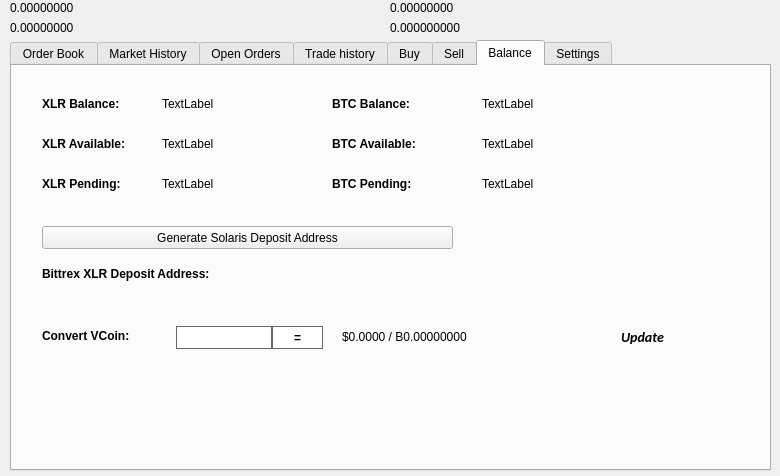
Old version of the form src/qt/forms/tradingdialog.ui in the repository VsyncDEV/Vsync.
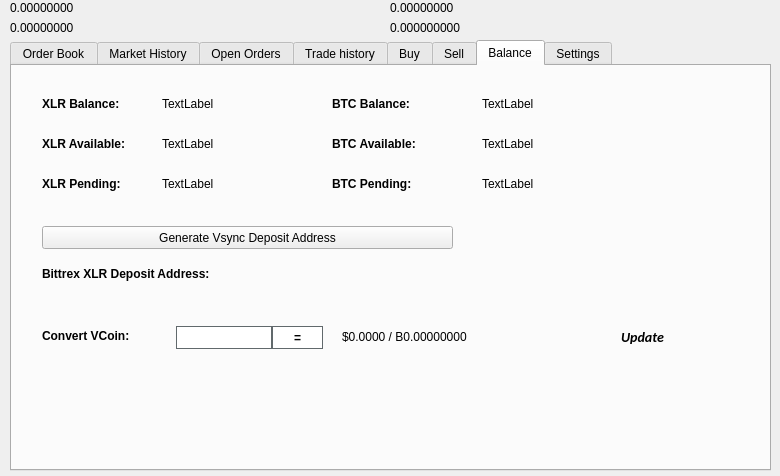
New version of the form. The open tabs and pages were chosen to show the change. Icons and pictures are not drawn.

```diff
--- a/src/qt/forms/tradingdialog.ui
+++ b/src/qt/forms/tradingdialog.ui
@@ -2941,7 +2941,7 @@
       </rect>
      </property>
      <property name="text">
-      <string>Generate Solaris Deposit Address</string>
+      <string>Generate Vsync Deposit Address</string>
      </property>
      <property name="icon">
       <iconset resource="../solaris.qrc">
```
Left out of the diff: 14 changed lines with no effect on the pictures.
